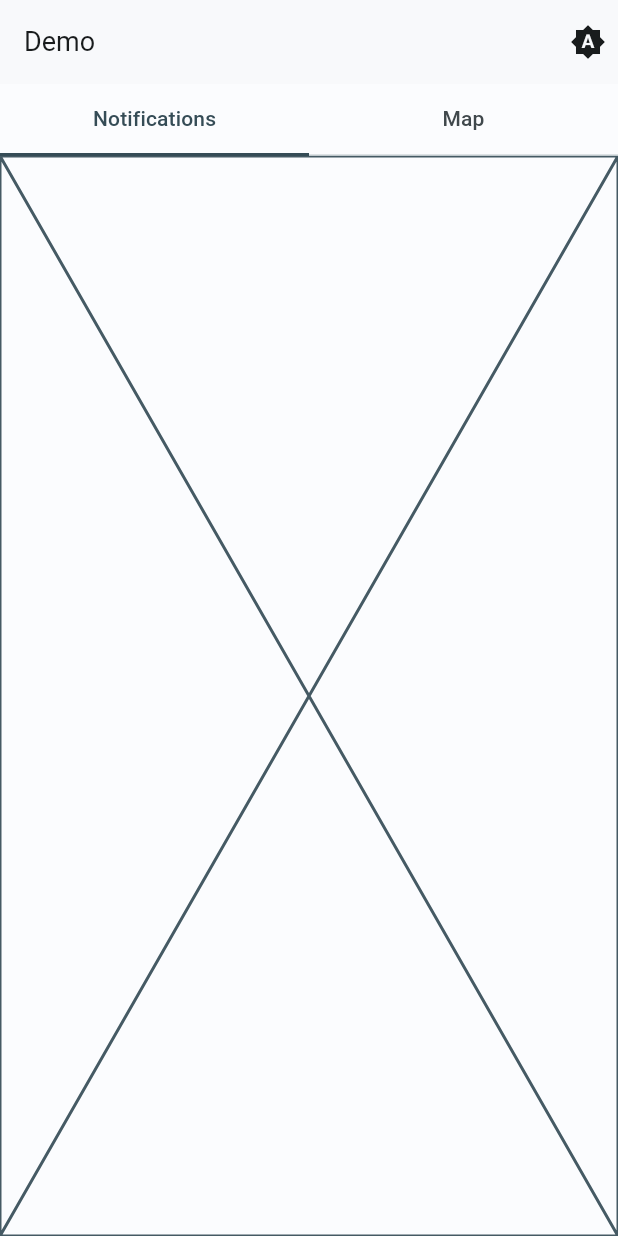
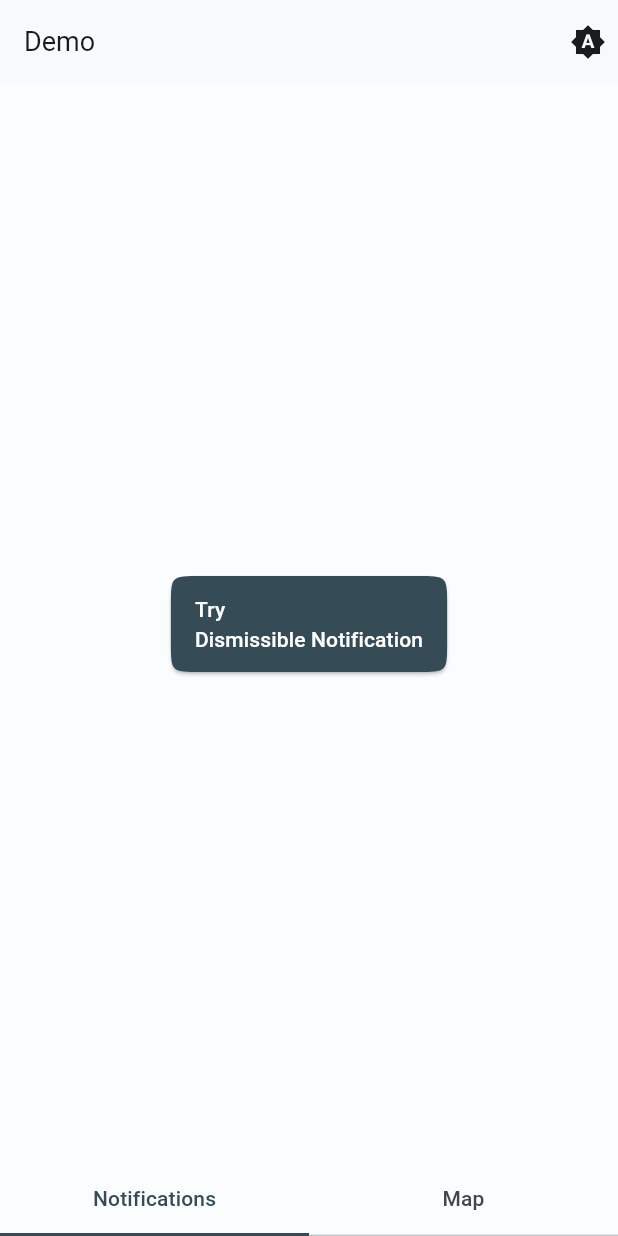
Before and after one commit to pooriaaskarim/pos_sa_demo, a Flutter app: the screen it shows after launch, on a phone screen of 412 x 824 dp. Run offline on Flutter 3.47's test engine with Material 3 defaults, Android fonts, the phone set to English and light mode, and no system bars; our stand-ins replace awesome_notifications, bloc, dartz, dio, equatable, firebase_core and 6 more; missing offline and left inert: flutter_polyline_points, google_directions_api; accounts and stored records are empty.

Commit message:
Refactor:     Some files moved     File structure simplified     Theme fixed

```diff
--- a/lib/infrastructure/config/theme/app.colors.dart
+++ b/lib/infrastructure/config/theme/app.colors.dart
@@ -40,7 +40,7 @@ class AppColors {
   static const darkColorScheme = ColorScheme(
     brightness: Brightness.dark,
     primary: Color(0xFF53707C),
-    onPrimary: Color(0xFF757979),
+    onPrimary: Color(0xFFD2DCDC),
     primaryContainer: Color(0xFF004D61),
     onPrimaryContainer: Color(0xFFB8EAFF),
     secondary: Color(0xFFB3CAD4),
--- a/lib/presentation/home/screen.home.dart
+++ b/lib/presentation/home/screen.home.dart
@@ -1,30 +1,37 @@
-library home;
-
 import 'dart:async';
 
 import 'package:flutter/material.dart';
-import 'package:flutter_bloc/flutter_bloc.dart';
 
-import '../../application/app_bloc/app_bloc.dart';
-import '../../infrastructure/utils/app.sizes.dart';
-import '../../infrastructure/utils/app.utils.dart';
-import 'widgets/body/tabs/map/tab.map.dart';
-import 'widgets/body/tabs/notifications/tab.notifications.dart';
+import 'tabs/google_map/tab.google_map.dart';
+import 'tabs/notifications/tab.notifications.dart';
+import 'widgets/button.theme_toggle.dart';
 
-part 'widgets/body/body.dart';
-part 'widgets/button.theme_toggle.dart';
-part 'widgets/header/header.dart';
+class Home extends StatefulWidget {
+  const Home({super.key});
+  static late final TabController tabController;
+  @override
+  State<Home> createState() => _HomeState();
+}
 
-class Home extends StatelessWidget {
-  const Home({super.key});
+class _HomeState extends State<Home> with SingleTickerProviderStateMixin {
+  @override
+  void initState() {
+    super.initState();
+    Home.tabController = TabController(length: 2, vsync: this);
+  }
+
+  @override
+  void dispose() {
+    Home.tabController.dispose();
+    super.dispose();
+  }
 
   @override
   Widget build(final BuildContext context) {
     const willPopDuration = Duration(seconds: 3);
     int willPopRetries = 0;
 
-    return WillPopScope(
-      onWillPop: () async {
+    Future<bool> onWillPop() async {
       ScaffoldMessenger.of(context).showSnackBar(
         const SnackBar(
           content: Text(
@@ -39,16 +46,46 @@ class Home extends StatelessWidget {
             .then((final value) => willPopRetries = 0),
       );
       return willPopRetries > 1;
-      },
+    }
+
+    return WillPopScope(
+      onWillPop: onWillPop,
       child: SafeArea(
         child: Scaffold(
-          appBar: AppBar(
-            title: const Text('Demo'),
-            actions: const [ThemeToggleButton()],
-          ),
-          body: const Body(),
+          appBar: _buildAppBar(),
+          body: _buildBody(),
+          bottomNavigationBar: _buildTabBar(),
         ),
       ),
     );
   }
+
+  Widget _buildTabBar() => TabBar(
+        padding: EdgeInsets.zero,
+        isScrollable: false,
+        indicatorSize: TabBarIndicatorSize.tab,
+        controller: Home.tabController,
+        tabs: const [
+          Tab(
+            text: 'Notifications',
+          ),
+          Tab(
+            text: 'Map',
+          ),
+        ],
+      );
+
+  Widget _buildBody() => TabBarView(
+        physics: const NeverScrollableScrollPhysics(),
+        controller: Home.tabController,
+        children: const [
+          NotificationsTab(),
+          GoogleMapsTab(),
+        ],
+      );
+
+  AppBar _buildAppBar() => AppBar(
+        title: const Text('Demo'),
+        actions: const [ThemeToggleButton()],
+      );
 }
--- a/lib/presentation/home/widgets/body/body.dart
+++ /dev/null
@@ -1,60 +0,0 @@
-part of home;
-
-class Body extends StatefulWidget {
-  const Body({
-    super.key,
-  });
-
-  @override
-  State<Body> createState() => _BodyState();
-}
-
-class _BodyState extends State<Body> with SingleTickerProviderStateMixin {
-  late final TabController tabController;
-
-  @override
-  void initState() {
-    super.initState();
-    tabController = TabController(length: 2, vsync: this);
-  }
-
-  @override
-  void dispose() {
-    tabController.dispose();
-    super.dispose();
-  }
-
-  @override
-  Widget build(final BuildContext context) {
-    final ThemeData themeData = Theme.of(context);
-
-    return Column(
-      children: [
-        TabBar(
-          padding: EdgeInsets.zero,
-          isScrollable: false,
-          indicatorSize: TabBarIndicatorSize.tab,
-          controller: tabController,
-          tabs: const [
-            Tab(
-              text: 'Notifications',
-            ),
-            Tab(
-              text: 'Map',
-            ),
-          ],
-        ),
-        Expanded(
-          child: TabBarView(
-            physics: const NeverScrollableScrollPhysics(),
-            controller: tabController,
-            children: const [
-              NotificationsTab(),
-              MapTab(),
-            ],
-          ),
-        ),
-      ],
-    );
-  }
-}
--- a/lib/presentation/home/widgets/body/tabs/notifications/tab.notifications.dart
+++ /dev/null
@@ -1,10 +0,0 @@
-import 'package:flutter/material.dart';
-
-class NotificationsTab extends StatelessWidget {
-  const NotificationsTab({super.key});
-
-  @override
-  Widget build(BuildContext context) {
-    return const Placeholder();
-  }
-}
--- a/lib/presentation/home/widgets/button.theme_toggle.dart
+++ b/lib/presentation/home/widgets/button.theme_toggle.dart
@@ -1,4 +1,7 @@
-part of home;
+import 'package:flutter/material.dart';
+import 'package:flutter_bloc/flutter_bloc.dart';
+
+import '../../../application/app_bloc/app_bloc.dart';
 
 extension ThemeModeExtension on ThemeMode {
   IconData get icon {
--- a/pubspec.yaml
+++ b/pubspec.yaml
@@ -1,5 +1,5 @@
 name: pos_sa_demo
-description: "A new Flutter project."
+description: "Pos Sa Demonstration"
 
 publish_to: 'none' # Remove this line if you wish to publish to pub.dev
 
@@ -32,6 +32,8 @@ dependencies:
   geolocator: ^10.1.0
   google_directions_api: ^0.9.1
   geocoding: ^2.1.1
+  flutter_polyline_points: ^1.0.0
+  flutter_map: ^4.0.0
   awesome_notifications: ^0.8.2
 
 dev_dependencies:
```
Also changed, not shown: lib/presentation/home/widgets/header/header.dart (deleted, +0 -88 lines), pubspec.lock. Lines whose indentation alone changed are shown as unchanged.
